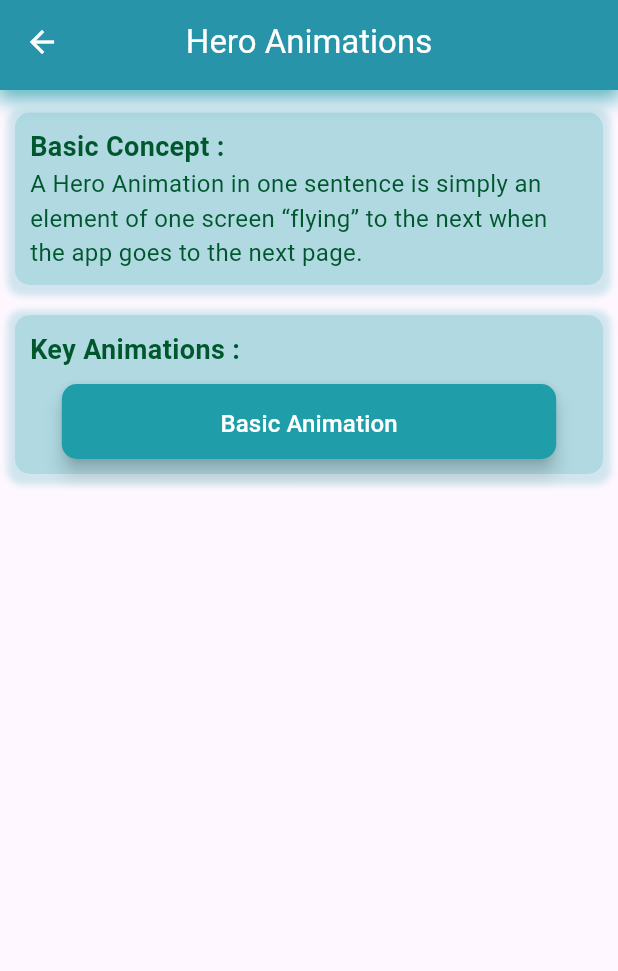
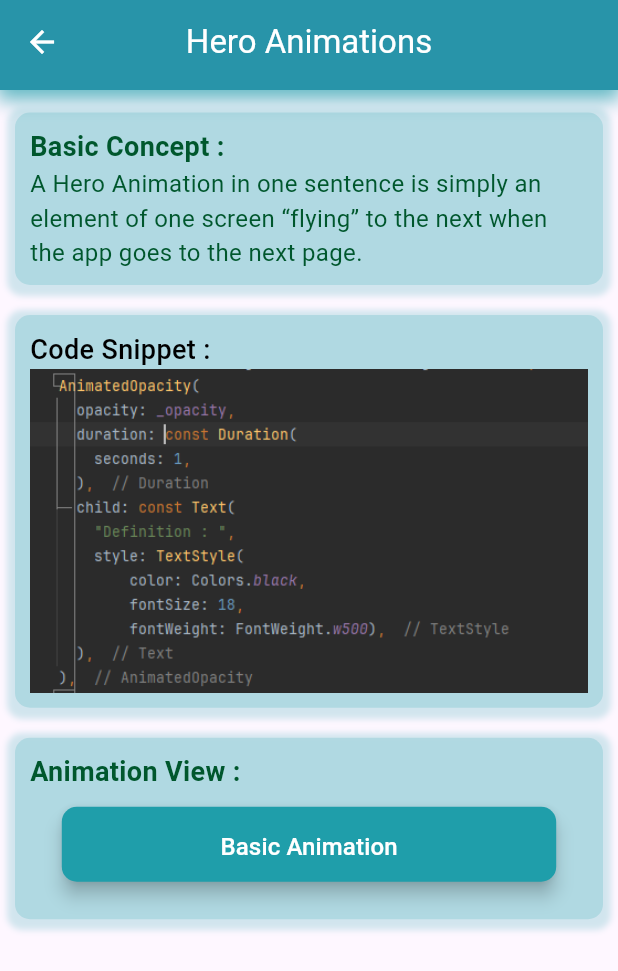
Before and after one commit to Sheraz788/flutteranimations, a Flutter app: the HeroAnimations screen opened directly, on a phone screen of 412 x 824 dp. Shown: the top 971 px of the screen. Run offline on Flutter 3.47's test engine with Material 3 defaults, Android fonts, the phone set to English and light mode, and no system bars; network calls fail.

Commit message:
working hero animations

```diff
--- a/lib/heroanimations/HeroAnimations.dart
+++ b/lib/heroanimations/HeroAnimations.dart
@@ -3,6 +3,8 @@ import 'package:flutter_animations/widgets/app_toolbar.dart';
 
 import '../theme/app_colors.dart';
 import '../widgets/elevated_button.dart';
+import 'BasicHeroAnimations.dart';
+import 'HeroAnimationsPractice.dart';
 
 class HeroAnimations extends StatefulWidget {
 
@@ -99,9 +101,55 @@ class _HeroAnimationsState extends State<HeroAnimations> {
                 child: Column(
                   crossAxisAlignment: CrossAxisAlignment.start,
                   children: [
+                    Text(
+                      "Code Snippet : ",
+                      style: TextStyle(
+                          color: Colors.black,
+                          fontSize: 18,
+                          fontWeight: FontWeight.w500),
+                    ),
+
+                    InteractiveViewer(
+                      panEnabled: true,
+                      scaleEnabled: true,
+                      minScale: 1,
+                      maxScale: 5,
+                      child: const Image(
+                          image: AssetImage(
+                              "assets/codesnippets/animated_opacity.png")),
+                    ),
+                  ],
+                ),
+
+              ),
+
+
+              SizedBox(
+                height: 20,
+              ),
+
+              Container(
+                width: MediaQuery.of(context).size.width,
+                padding: EdgeInsets.all(10),
+                decoration: BoxDecoration(
+                    color: tiles_theme_bg_color,
+                    borderRadius: BorderRadius.circular(10),
+                    boxShadow: [
+                      BoxShadow(
+                        color: app_theme_color.withOpacity(0.2),
+                        spreadRadius: 5,
+                        blurRadius: 3,
+                        offset: Offset(0, 2),
+                      ),
+                    ]
+                ),
+
+                child: Column(
+                  crossAxisAlignment: CrossAxisAlignment.start,
+                  children: [
 
                     Text(
-                      "Key Animations :",
+                      "Animation View :",
                       style: TextStyle(
                           color: app_text_color,
                           fontSize: 18,
@@ -117,28 +165,31 @@ class _HeroAnimationsState extends State<HeroAnimations> {
                         children: List.generate(
                           heroAnimations.length,
                               (index) {
-                            return AnimatedContainer(
+                            return Hero(tag: "hero-tag-$index", child: AnimatedContainer(
                                 duration: Duration(seconds: 1),
                                 curve: Curves.easeOut,
                                 //margin: EdgeInsets.only(top: _visibleList[index] ? 10.0 : 100.0),
                                 child: AppElevatedButton(
                                     onPress: () {
 
-
+                                      Navigator.push(context, MaterialPageRoute(builder: (context) => BasicHeroAnimation()));
 
                                     },
-                                    title: heroAnimations[index]));
+                                    title: heroAnimations[index])
+                            ));
                           },
                         ),
                       ),
-                    )
+                    ),
+
+                    SizedBox(
+                      height: 15,
+                    ),
 
 
                   ],
                 ),
               )
-
-
 
 
 
```
Also changed, not shown: lib/heroanimations/BasicHeroAnimations.dart (added, +37 -0 lines), lib/heroanimations/DetailedHeroScreen.dart (added, +63 -0 lines), lib/heroanimations/HeroAnimationsPractice.dart (added, +48 -0 lines).
